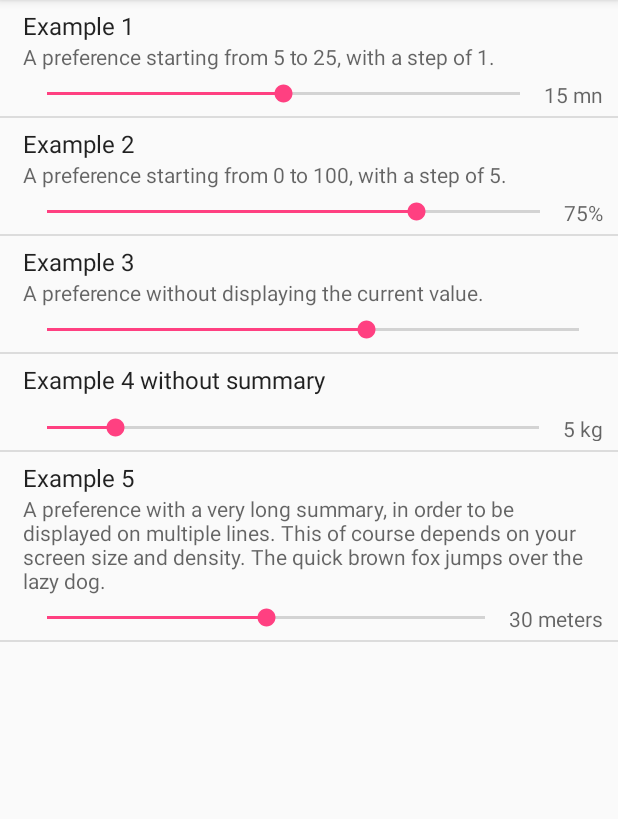
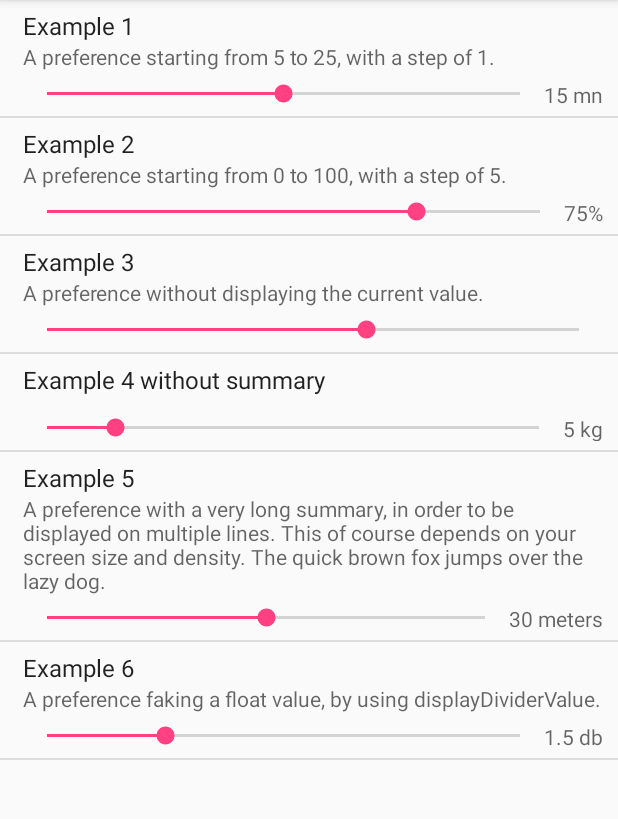
Before and after one commit to Anasthase/AndroidSeekBarPreference, an Android app: the screen it shows after launch (SettingsActivity), on a phone screen of 412 x 824 dp, the part 84-903 px from its top. Run offline under Robolectric (Android 15) with nearby library versions, the phone set to English and light mode, and no system bars; libraries missing offline, so code that uses them is left out: com.mikepenz.aboutlibraries.

Commit message:
Add a new property, displayDividerValue, allowing to fake float values.

```diff
--- a/android-seekbar-preference-demo-app/build.gradle
+++ b/android-seekbar-preference-demo-app/build.gradle
@@ -7,8 +7,8 @@ android {
         applicationId "org.anasthase.androidseekbarpreference.demo"
         minSdkVersion 16
         targetSdkVersion 24
-        versionCode 1
-        versionName "1.0"
+        versionCode 2
+        versionName "1.1"
         testInstrumentationRunner "android.support.test.runner.AndroidJUnitRunner"
         vectorDrawables.useSupportLibrary = true
     }
--- a/android-seekbar-preference-demo-app/src/main/res/values/strings.xml
+++ b/android-seekbar-preference-demo-app/src/main/res/values/strings.xml
@@ -20,4 +20,7 @@
     <string name="Preference5Title">Example 5</string>
     <string name="Preference5Summary">A preference with a very long summary, in order to be displayed on multiple lines. This of course depends on your screen size and density. The quick brown fox jumps over the lazy dog.</string>
     <string name="Preference5Format">%d meters</string>
+
+    <string name="Preference6Title">Example 6</string>
+    <string name="Preference6Summary">A preference faking a float value, by using displayDividerValue.</string>
 </resources>
--- a/android-seekbar-preference-demo-app/src/main/res/xml/pref_general.xml
+++ b/android-seekbar-preference-demo-app/src/main/res/xml/pref_general.xml
@@ -50,4 +50,15 @@
         app:minValue="5"
         app:stepValue="5" />
 
+    <org.anasthase.androidseekbarpreference.SeekBarPreference
+        android:defaultValue="15"
+        android:key="preference_6"
+        android:summary="@string/Preference6Summary"
+        android:title="@string/Preference6Title"
+        app:format="%.1f db"
+        app:maxValue="30"
+        app:minValue="10"
+        app:stepValue="1"
+        app:displayDividerValue="10"/>
+
 </PreferenceScreen>
--- a/android-seekbar-preference/build.gradle
+++ b/android-seekbar-preference/build.gradle
@@ -5,7 +5,7 @@ apply plugin: 'com.jfrog.bintray'
 group = "org.anasthase"
 // When changing version, versionCode below must be increased, the new version string specified
 // in aboutlibraries_strings.xml changed, and the gradle configuration string changed in README.md.
-version = "1.1"
+version = "1.2"
 
 android {
     compileSdkVersion 24
@@ -14,12 +14,12 @@ android {
     defaultConfig {
         minSdkVersion 16
         targetSdkVersion 24
-        versionCode 2
+        versionCode 3
         versionName version
 
         testInstrumentationRunner "android.support.test.runner.AndroidJUnitRunner"
+    }
 
-    }
     buildTypes {
         release {
             minifyEnabled false
--- a/android-seekbar-preference/src/main/java/org/anasthase/androidseekbarpreference/SeekBarPreference.java
+++ b/android-seekbar-preference/src/main/java/org/anasthase/androidseekbarpreference/SeekBarPreference.java
@@ -62,6 +62,7 @@ import android.widget.TextView;
  * <li><code>maxValue</code>: The maximum value for the setting.</li>
  * <li><code>stepValue</code>: The step value for for the setting.</li>
  * <li><code>format</code>: The formatting string of the current value. If specified, must be a valid format string, as expected by <code>String.format()</code>, otherwise only the value will be displayed. If <code>null</code>, the current value will not be displayed.</li>
+ * <li><code>displayDividerValue</code>: A divider in order to display the value as a float value. If this is used, <code>format</code> must handle float values, like <code>%.2f</code>.</li>
  * </ul>
  *
  * <p>Edge cases:</p>
@@ -80,6 +81,9 @@ public class SeekBarPreference extends Preference {
 	private int mMinValue;
 	private int mMaxValue;
 	private int mStepValue;
+
+    private int mDisplayDividerValue;
+    private boolean mUseDisplayDividerValue;
 
 	private String mFormat;
 
@@ -111,6 +115,14 @@ public class SeekBarPreference extends Preference {
 			mStepValue = a.getInt(R.styleable.SeekBarPreference_stepValue, 1);
 
 			mDefaultValue = a.getInt(R.styleable.SeekBarPreference_android_defaultValue, 0);
+
+            if (a.hasValue(R.styleable.SeekBarPreference_displayDividerValue)) {
+                mUseDisplayDividerValue = true;
+                mDisplayDividerValue = a.getInt(R.styleable.SeekBarPreference_displayDividerValue, 1);
+            } else {
+                mUseDisplayDividerValue = false;
+                mDisplayDividerValue = 1;
+            }
 
             if (mMinValue < 0) {
                 mMinValue = 0;
@@ -377,7 +389,12 @@ public class SeekBarPreference extends Preference {
             String text;
 
             try {
-                text = String.format(mFormat, value);
+                if (mUseDisplayDividerValue) {
+                    float floatValue = (float) value / mDisplayDividerValue;
+                    text = String.format(mFormat, floatValue);
+                } else {
+                    text = String.format(mFormat, value);
+                }
             } catch (IllegalFormatException e) {
                 text = Integer.toString(value);
             }
--- a/android-seekbar-preference/src/main/res/values/aboutlibraries_strings.xml
+++ b/android-seekbar-preference/src/main/res/values/aboutlibraries_strings.xml
@@ -5,7 +5,7 @@
     <string name="library_AndroidSeekBarPreference_authorWebsite">https://github.com/Anasthase/</string>
     <string name="library_AndroidSeekBarPreference_libraryName">AndroidSeekBarPreference</string>
     <string name="library_AndroidSeekBarPreference_libraryDescription">An Android preference which allow users to change a ranged integer setting through a SeekBar.</string>
-    <string name="library_AndroidSeekBarPreference_libraryVersion">1.1</string>
+    <string name="library_AndroidSeekBarPreference_libraryVersion">1.2</string>
     <string name="library_AndroidSeekBarPreference_libraryWebsite">https://github.com/Anasthase/AndroidSeekBarPreference/</string>
     <string name="library_AndroidSeekBarPreference_licenseId">apache_2_0</string>
     <string name="library_AndroidSeekBarPreference_isOpenSource">true</string>
--- a/android-seekbar-preference/src/main/res/values/seekbarpreference_attrs.xml
+++ b/android-seekbar-preference/src/main/res/values/seekbarpreference_attrs.xml
@@ -25,6 +25,7 @@
     	<attr name="minValue" format="integer" />
     	<attr name="maxValue" format="integer" />
     	<attr name="stepValue" format="integer" />
+		<attr name="displayDividerValue" format="integer" />
     	<attr name="format" format="string" />
 	</declare-styleable>
 
--- a/build.gradle
+++ b/build.gradle
@@ -5,7 +5,7 @@ buildscript {
         jcenter()
     }
     dependencies {
-        classpath 'com.android.tools.build:gradle:2.2.0-rc1'
+        classpath 'com.android.tools.build:gradle:2.2.2'
         classpath 'com.jfrog.bintray.gradle:gradle-bintray-plugin:1.7.1'
         classpath 'com.github.dcendents:android-maven-gradle-plugin:1.4.1'
 
```
